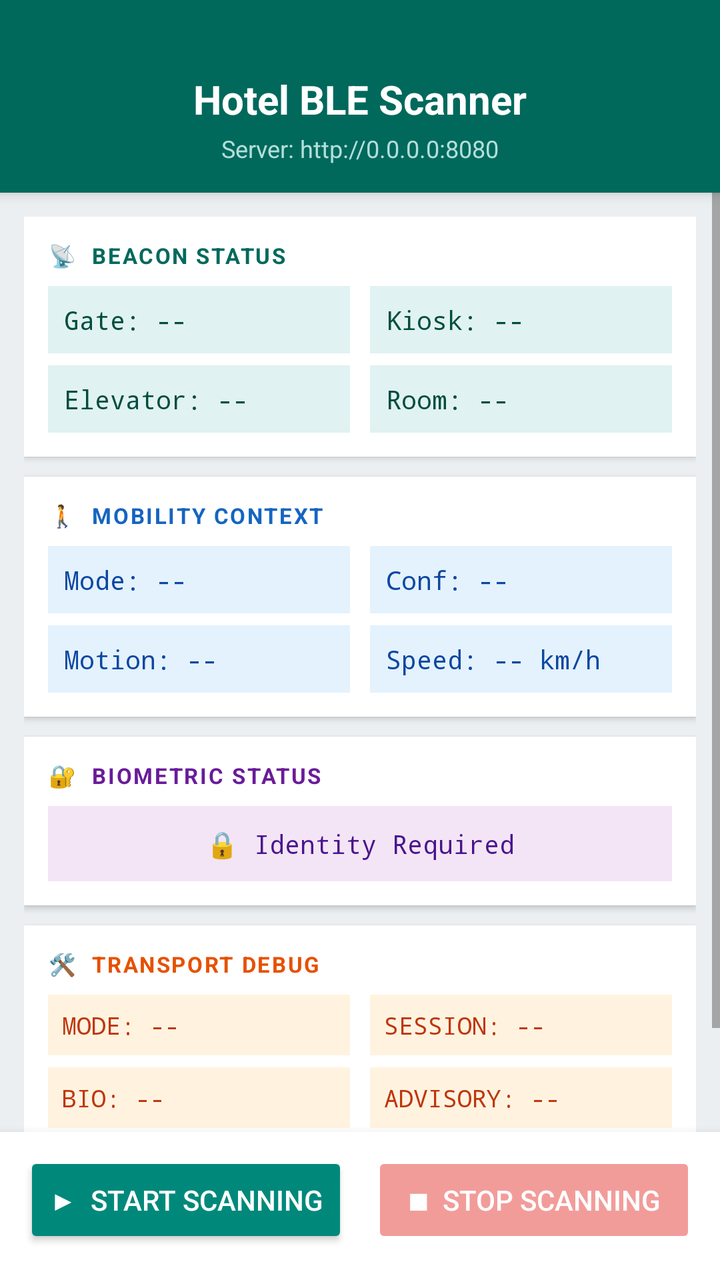
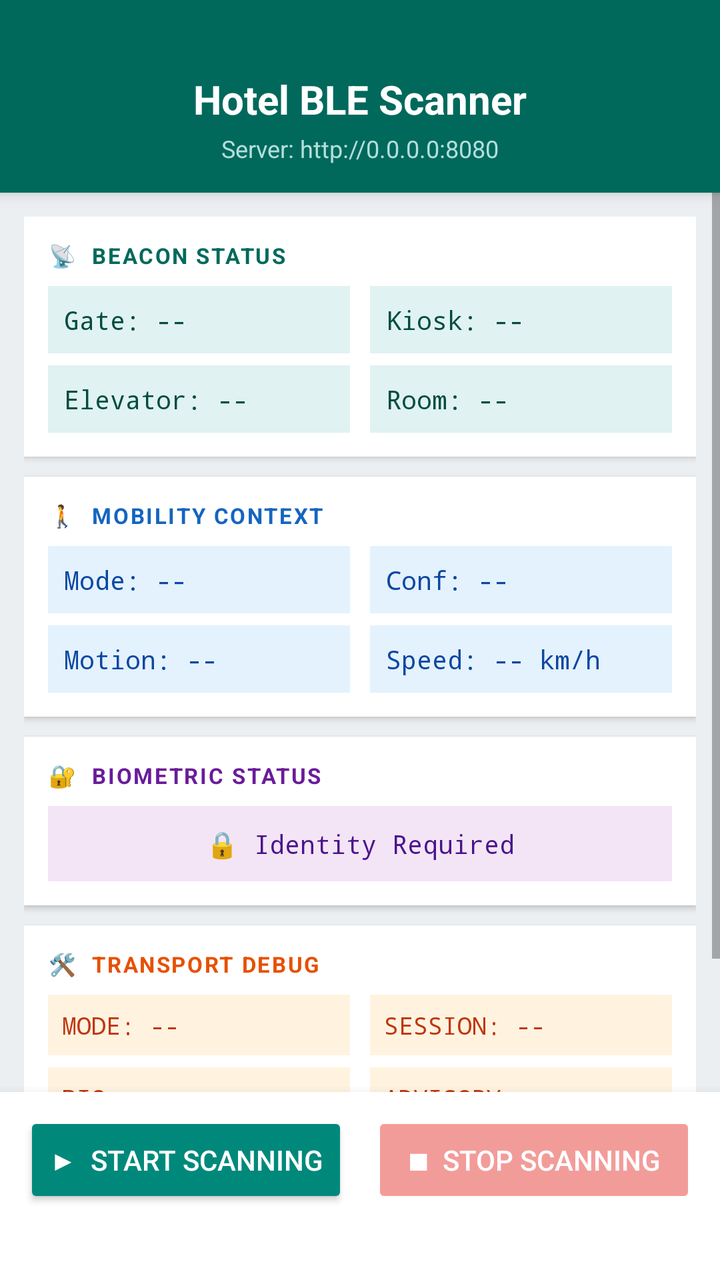

An Android layout rendered at two revisions. The XML below is the earlier revision; the diff shows what the commit changed to produce the second picture.
<!-- AndroidManifest.xml: application theme Theme.AppCompat.Light.DarkActionBar -->
<!-- res/layout/activity_main.xml -->
<?xml version="1.0" encoding="utf-8"?>
<LinearLayout xmlns:android="http://schemas.android.com/apk/res/android"
    android:layout_width="match_parent"
    android:layout_height="match_parent"
    android:orientation="vertical"
    android:background="#ECEFF1">

    
    <LinearLayout
        android:layout_width="match_parent"
        android:layout_height="wrap_content"
        android:orientation="vertical"
        android:background="#00695C"
        android:paddingTop="36dp"
        android:paddingBottom="14dp"
        android:paddingStart="16dp"
        android:paddingEnd="16dp"
        android:elevation="4dp">

        <TextView
            android:layout_width="match_parent"
            android:layout_height="wrap_content"
            android:text="Hotel BLE Scanner"
            android:textSize="20sp"
            android:textStyle="bold"
            android:textColor="#FFFFFF"
            android:gravity="center" />

        <TextView
            android:id="@+id/ipAddressText"
            android:layout_width="match_parent"
            android:layout_height="wrap_content"
            android:text="Server: http://0.0.0.0:8080"
            android:textSize="12sp"
            android:textColor="#B2DFDB"
            android:gravity="center"
            android:layout_marginTop="3dp" />

    </LinearLayout>

    
    <ScrollView
        android:layout_width="match_parent"
        android:layout_height="0dp"
        android:layout_weight="1"
        android:fillViewport="true">

        <LinearLayout
            android:layout_width="match_parent"
            android:layout_height="wrap_content"
            android:orientation="vertical"
            android:padding="12dp">

            
            <LinearLayout
                android:layout_width="match_parent"
                android:layout_height="wrap_content"
                android:orientation="vertical"
                android:background="#FFFFFF"
                android:padding="12dp"
                android:layout_marginBottom="10dp"
                android:elevation="2dp">

                <TextView
                    android:layout_width="match_parent"
                    android:layout_height="wrap_content"
                    android:text="📡  BEACON STATUS"
                    android:textSize="11sp"
                    android:textStyle="bold"
                    android:textColor="#00695C"
                    android:letterSpacing="0.08"
                    android:layout_marginBottom="8dp" />

                <LinearLayout
                    android:layout_width="match_parent"
                    android:layout_height="wrap_content"
                    android:orientation="horizontal"
                    android:layout_marginBottom="6dp">

                    <TextView
                        android:id="@+id/beaconGate"
                        android:layout_width="0dp"
                        android:layout_height="wrap_content"
                        android:layout_weight="1"
                        android:text="Gate: --"
                        android:textSize="13sp"
                        android:fontFamily="monospace"
                        android:padding="8dp"
                        android:background="#E0F2F1"
                        android:textColor="#004D40"
                        android:layout_marginEnd="5dp" />

                    <TextView
                        android:id="@+id/beaconKiosk"
                        android:layout_width="0dp"
                        android:layout_height="wrap_content"
                        android:layout_weight="1"
                        android:text="Kiosk: --"
                        android:textSize="13sp"
                        android:fontFamily="monospace"
                        android:padding="8dp"
                        android:background="#E0F2F1"
                        android:textColor="#004D40"
                        android:layout_marginStart="5dp" />

                </LinearLayout>

                <LinearLayout
                    android:layout_width="match_parent"
                    android:layout_height="wrap_content"
                    android:orientation="horizontal">

                    <TextView
                        android:id="@+id/beaconElevator"
                        android:layout_width="0dp"
                        android:layout_height="wrap_content"
                        android:layout_weight="1"
                        android:text="Elevator: --"
                        android:textSize="13sp"
                        android:fontFamily="monospace"
                        android:padding="8dp"
                        android:background="#E0F2F1"
                        android:textColor="#004D40"
                        android:layout_marginEnd="5dp" />

                    <TextView
                        android:id="@+id/beaconRoom"
                        android:layout_width="0dp"
                        android:layout_height="wrap_content"
                        android:layout_weight="1"
                        android:text="Room: --"
                        android:textSize="13sp"
                        android:fontFamily="monospace"
                        android:padding="8dp"
                        android:background="#E0F2F1"
                        android:textColor="#004D40"
                        android:layout_marginStart="5dp" />

                </LinearLayout>

            </LinearLayout>

            
            <LinearLayout
                android:layout_width="match_parent"
                android:layout_height="wrap_content"
                android:orientation="vertical"
                android:background="#FFFFFF"
                android:padding="12dp"
                android:layout_marginBottom="10dp"
                android:elevation="2dp">

                <TextView
                    android:layout_width="match_parent"
                    android:layout_height="wrap_content"
                    android:text="🚶  MOBILITY CONTEXT"
                    android:textSize="11sp"
                    android:textStyle="bold"
                    android:textColor="#1565C0"
                    android:letterSpacing="0.08"
                    android:layout_marginBottom="8dp" />

                <LinearLayout
                    android:layout_width="match_parent"
                    android:layout_height="wrap_content"
                    android:orientation="horizontal"
                    android:layout_marginBottom="6dp">

                    <TextView
                        android:id="@+id/contextMode"
                        android:layout_width="0dp"
                        android:layout_height="wrap_content"
                        android:layout_weight="1"
                        android:text="Mode: --"
                        android:textSize="13sp"
                        android:fontFamily="monospace"
                        android:padding="8dp"
                        android:background="#E3F2FD"
                        android:textColor="#0D47A1"
                        android:layout_marginEnd="5dp" />

                    <TextView
                        android:id="@+id/contextConfidence"
                        android:layout_width="0dp"
                        android:layout_height="wrap_content"
                        android:layout_weight="1"
                        android:text="Conf: --"
                        android:textSize="13sp"
                        android:fontFamily="monospace"
                        android:padding="8dp"
                        android:background="#E3F2FD"
                        android:textColor="#0D47A1"
                        android:layout_marginStart="5dp" />

                </LinearLayout>

                <LinearLayout
                    android:layout_width="match_parent"
                    android:layout_height="wrap_content"
                    android:orientation="horizontal">

                    <TextView
                        android:id="@+id/contextMotion"
                        android:layout_width="0dp"
                        android:layout_height="wrap_content"
                        android:layout_weight="1"
                        android:text="Motion: --"
                        android:textSize="13sp"
                        android:fontFamily="monospace"
                        android:padding="8dp"
                        android:background="#E3F2FD"
                        android:textColor="#0D47A1"
                        android:layout_marginEnd="5dp" />

                    <TextView
                        android:id="@+id/contextSpeed"
                        android:layout_width="0dp"
                        android:layout_height="wrap_content"
                        android:layout_weight="1"
                        android:text="Speed: -- km/h"
                        android:textSize="13sp"
                        android:fontFamily="monospace"
                        android:padding="8dp"
                        android:background="#E3F2FD"
                        android:textColor="#0D47A1"
                        android:layout_marginStart="5dp" />

                </LinearLayout>

            </LinearLayout>

            
            <LinearLayout
                android:layout_width="match_parent"
                android:layout_height="wrap_content"
                android:orientation="vertical"
                android:background="#FFFFFF"
                android:padding="12dp"
                android:layout_marginBottom="10dp"
                android:elevation="2dp">

                <TextView
                    android:layout_width="match_parent"
                    android:layout_height="wrap_content"
                    android:text="🔐  BIOMETRIC STATUS"
                    android:textSize="11sp"
                    android:textStyle="bold"
                    android:textColor="#6A1B9A"
                    android:letterSpacing="0.08"
                    android:layout_marginBottom="8dp" />

                <TextView
                    android:id="@+id/biometricStatusText"
                    android:layout_width="match_parent"
                    android:layout_height="wrap_content"
                    android:text="🔒 Identity Required"
                    android:textSize="13sp"
                    android:fontFamily="monospace"
                    android:padding="10dp"
                    android:gravity="center"
                    android:background="#F3E5F5"
                    android:textColor="#4A148C" />

            </LinearLayout>

            
            <LinearLayout
                android:id="@+id/simSection"
                android:layout_width="match_parent"
                android:layout_height="wrap_content"
                android:orientation="vertical"
                android:background="#FFFFFF"
                android:padding="12dp"
                android:elevation="2dp"
                android:visibility="visible">

                <TextView
                    android:layout_width="match_parent"
                    android:layout_height="wrap_content"
                    android:text="🛠  TRANSPORT DEBUG"
                    android:textSize="11sp"
                    android:textStyle="bold"
                    android:textColor="#E65100"
                    android:letterSpacing="0.08"
                    android:layout_marginBottom="8dp" />

                <LinearLayout
                    android:layout_width="match_parent"
                    android:layout_height="wrap_content"
                    android:orientation="horizontal"
                    android:layout_marginBottom="6dp">

                    <TextView
                        android:id="@+id/debugDeviceMode"
                        android:layout_width="0dp"
                        android:layout_height="wrap_content"
                        android:layout_weight="1"
                        android:text="MODE: --"
                        android:textSize="12sp"
                        android:fontFamily="monospace"
                        android:padding="7dp"
                        android:background="#FFF3E0"
                        android:textColor="#BF360C"
                        android:layout_marginEnd="5dp" />

                    <TextView
                        android:id="@+id/debugSession"
                        android:layout_width="0dp"
                        android:layout_height="wrap_content"
                        android:layout_weight="1"
                        android:text="SESSION: --"
                        android:textSize="12sp"
                        android:fontFamily="monospace"
                        android:padding="7dp"
                        android:background="#FFF3E0"
                        android:textColor="#BF360C"
                        android:layout_marginStart="5dp" />

                </LinearLayout>

                <LinearLayout
                    android:layout_width="match_parent"
                    android:layout_height="wrap_content"
                    android:orientation="horizontal"
                    android:layout_marginBottom="6dp">

                    <TextView
                        android:id="@+id/debugBiometric"
                        android:layout_width="0dp"
                        android:layout_height="wrap_content"
                        android:layout_weight="1"
                        android:text="BIO: --"
                        android:textSize="12sp"
                        android:fontFamily="monospace"
                        android:padding="7dp"
                        android:background="#FFF3E0"
                        android:textColor="#BF360C"
                        android:layout_marginEnd="5dp" />

                    <TextView
                        android:id="@+id/debugAdvisory"
                        android:layout_width="0dp"
                        android:layout_height="wrap_content"
                        android:layout_weight="1"
                        android:text="ADVISORY: --"
                        android:textSize="12sp"
                        android:fontFamily="monospace"
                        android:padding="7dp"
                        android:background="#FFF3E0"
                        android:textColor="#BF360C"
                        android:layout_marginStart="5dp" />

                </LinearLayout>

                <TextView
                    android:id="@+id/debugNearStation"
                    android:layout_width="match_parent"
                    android:layout_height="wrap_content"
                    android:text="AT STATION: --"
                    android:textSize="12sp"
                    android:fontFamily="monospace"
                    android:padding="7dp"
                    android:background="#FFF3E0"
                    android:textColor="#BF360C" />

            </LinearLayout>

        </LinearLayout>
    </ScrollView>

    
    <LinearLayout
        android:layout_width="match_parent"
        android:layout_height="wrap_content"
        android:orientation="horizontal"
        android:background="#FFFFFF"
        android:paddingTop="10dp"
        android:paddingBottom="16dp"
        android:paddingStart="12dp"
        android:paddingEnd="12dp"
        android:elevation="8dp">

        <Button
            android:id="@+id/startButton"
            android:layout_width="0dp"
            android:layout_height="48dp"
            android:layout_weight="1"
            android:text="▶  Start Scanning"
            android:textSize="14sp"
            android:textColor="#FFFFFF"
            android:backgroundTint="#00897B"
            android:layout_marginEnd="6dp" />

        <Button
            android:id="@+id/stopButton"
            android:layout_width="0dp"
            android:layout_height="48dp"
            android:layout_weight="1"
            android:text="■  Stop Scanning"
            android:textSize="14sp"
            android:textColor="#FFFFFF"
            android:backgroundTint="#E53935"
            android:alpha="0.5"
            android:enabled="false"
            android:layout_marginStart="6dp" />

    </LinearLayout>

</LinearLayout>
<!-- resources referenced by this layout -->
<resources>

</resources>

<!-- the commit's change to res/layout/activity_main.xml (unified diff, before → after) -->
@@ -375,7 +375,7 @@
         android:orientation="horizontal"
         android:background="#FFFFFF"
         android:paddingTop="10dp"
-        android:paddingBottom="16dp"
+        android:paddingBottom="36dp"
         android:paddingStart="12dp"
         android:paddingEnd="12dp"
         android:elevation="8dp">
